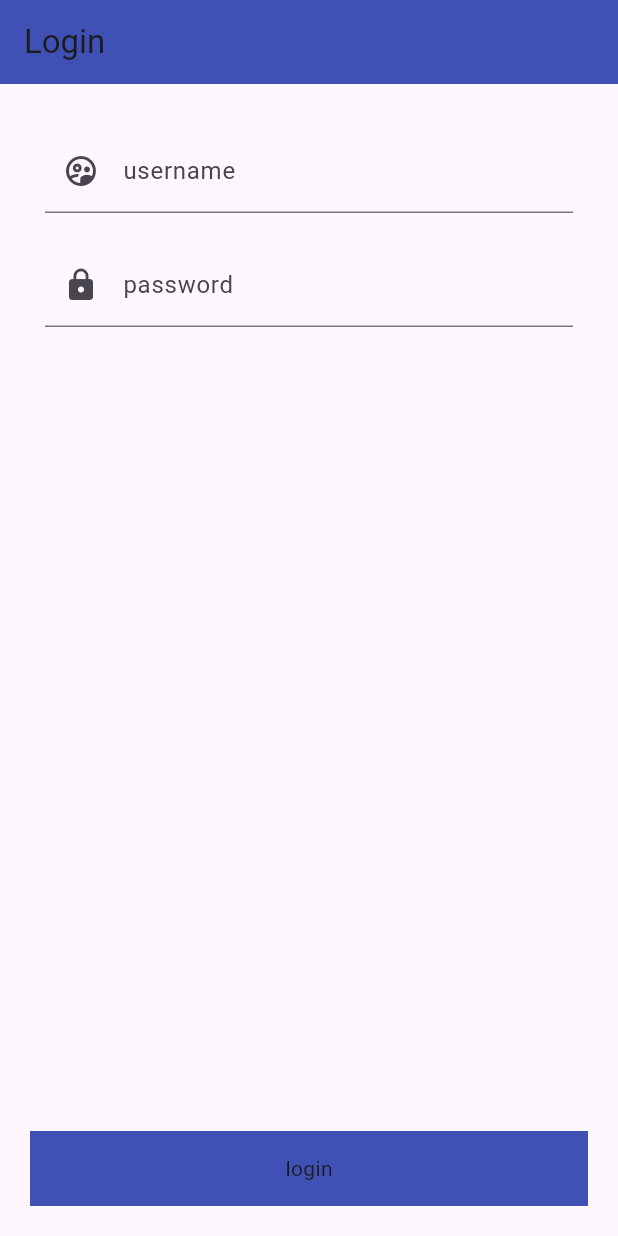
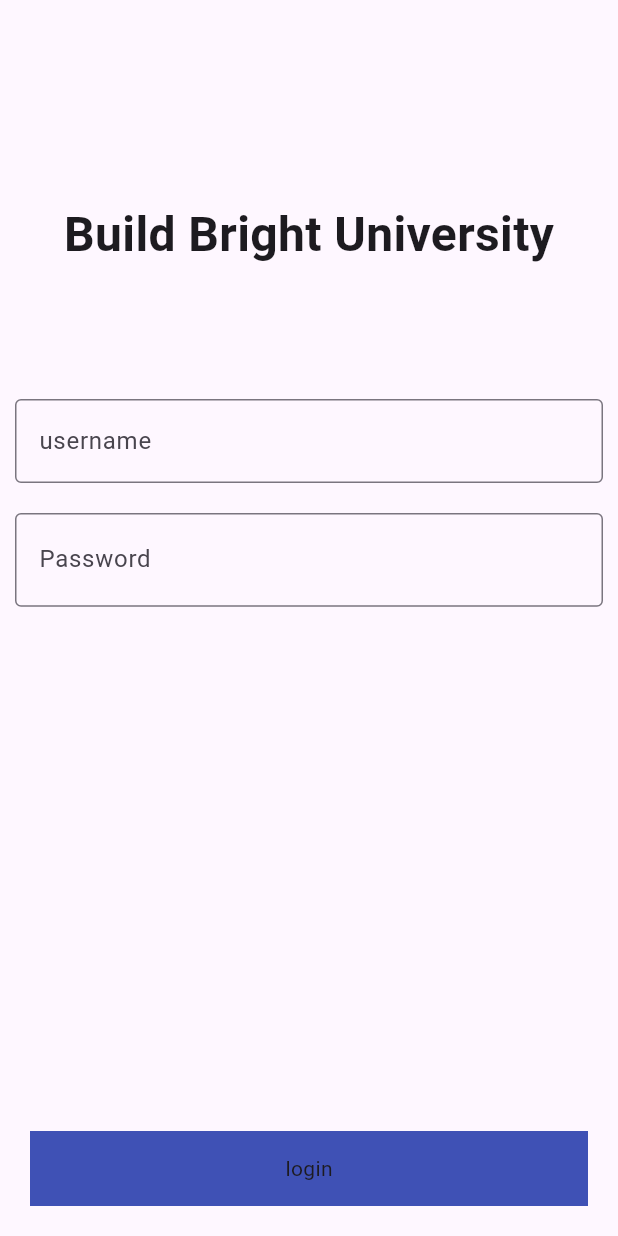
Before and after one commit to navin-net/project_management, a Flutter app: the screen it shows after launch, on a phone screen of 412 x 824 dp. Run offline on Flutter 3.47's test engine with Material 2 defaults, Android fonts, the phone set to English and light mode, and no system bars; our stand-ins replace localstorage.

Commit message:
full_login

```diff
--- a/lib/app/my_app.dart
+++ b/lib/app/my_app.dart
@@ -1,21 +1,36 @@
 import 'package:flutter/material.dart';
-import 'package:flutter/src/widgets/framework.dart';
-import 'package:flutter/src/widgets/placeholder.dart';
+import 'package:localstorage/localstorage.dart';
+import 'package:test_hello/auth/model/login_response.dart';
 import 'package:test_hello/auth/screen/login_screen.dart';
+import 'package:test_hello/constants/constants.dart';
+import 'package:test_hello/home/home_screen.dart';
 
 class MyApp extends StatelessWidget {
   const MyApp({super.key});
 
   @override
   Widget build(BuildContext context) {
+      final LocalStorage storage =  LocalStorage(Constants.user_local_key);
     return MaterialApp(
       title: 'HomeScreen',
-
+      debugShowCheckedModeBanner: false,
       theme: ThemeData(
         colorScheme: ColorScheme.fromSeed(seedColor: Colors.deepPurple),
         useMaterial3: true,
       ),
-      home: const LoginScreen(),
-    );
+     home: FutureBuilder(
+        future: storage.ready,
+        builder: (BuildContext context, snapshot){
+          if(snapshot.data==true){
+            final userData = storage.getItem(Constants.user_name_key);
+            if(userData !=null){
+              return HomeScreen();
+            }
+            return LoginScreen();
+          }else{
+            return LoginScreen();
+          }
+        }),
+      );
   }
 }
--- a/lib/auth/model/login_request.dart
+++ b/lib/auth/model/login_request.dart
@@ -1,10 +1,7 @@
-
-class LoginRequest {
+class LoginRequest{
   LoginRequest({
-  this.username,
-    this.password,
-
-});
+      this.username,
+      this.password,});
 
   LoginRequest.fromJson(dynamic json) {
     username = json['username'];
@@ -19,5 +16,4 @@ class LoginRequest {
     map['password'] = password;
     return map;
   }
-
 }
--- a/lib/auth/model/login_response.dart
+++ b/lib/auth/model/login_response.dart
@@ -7,10 +7,7 @@ class LoginResponse {
       this.lastName,
       this.gender,
       this.image,
-      this.token,
-
-  });
-
+      this.token,});
   LoginResponse.fromJson(dynamic json) {
     id = json['id'];
     username = json['username'];
--- a/lib/auth/screen/login_screen.dart
+++ b/lib/auth/screen/login_screen.dart
@@ -1,8 +1,10 @@
 import 'package:flutter/material.dart';
+import 'package:localstorage/localstorage.dart';
 import 'package:test_hello/auth/model/login_request.dart';
 import 'package:test_hello/auth/model/login_response.dart';
 import 'package:test_hello/auth/prestenter/login_prestenter.dart';
 import 'package:test_hello/auth/view/login_view.dart';
+import 'package:test_hello/constants/constants.dart';
 import 'package:test_hello/home/home_screen.dart';
 
 class LoginScreen extends StatefulWidget {
@@ -18,6 +20,9 @@ class _LoginScreenState extends State<LoginScreen> implements LoginView {
   final _password = TextEditingController();
   late LoginPresenter presenter;
   bool loading = false;
+          bool _isHidden = true;
+
+
 
 
   @override
@@ -29,23 +34,45 @@ class _LoginScreenState extends State<LoginScreen> implements LoginView {
   Widget build(BuildContext context) {
     return Scaffold(
       appBar: AppBar(
-        backgroundColor: Colors.indigo,
-        title: Text('Login'),
+        // backgroundColor: Colors.indigo,
+        // title: Text('Login'),
       ),
-      body: Form(
+      // body: Form(
+      //   key: _formKey,
+      //   child: Container(
+      //     padding: EdgeInsets.all(20),
+      //     child: ListView(
+      //       children: [
+        body: Form(
         key: _formKey,
-        child: Container(
-          padding: EdgeInsets.all(20),
-          child: ListView(
+        child: Center(
+          child: Column(
             children: [
+              const SizedBox(
+                height: 200,
+                child: Center(
+                  child: Text(
+                    'Build Bright University',
+                    style: TextStyle(fontSize: 32, fontWeight: FontWeight.bold),
+                  ),
+                ),
+              ),
               Container(
                 padding: EdgeInsets.all(10),
                 child: TextFormField(
                   controller: _username,
-                  decoration: InputDecoration(
-                    label: Text("username"),
-                    prefixIcon: Icon(Icons.supervised_user_circle_outlined)
+                  decoration:  InputDecoration(
+                    border: OutlineInputBorder(),
+                    labelText: 'username',
                   ),
+                  // decoration: const InputDecoration(
+                  // border: OutlineInputBorder(),
+                  // prefixIcon: Icon(Icons.mail),
+                  // hintText: 'Enter E-mail'),
+                  // decoration: InputDecoration(
+                  //   label: Text("username"),
+                  //   prefixIcon: Icon(Icons.supervised_user_circle_outlined)
+                  // ),
                       validator: (value) {
                     if (value == null || value.isEmpty) {
                       return "please enter username";
@@ -58,10 +85,27 @@ class _LoginScreenState extends State<LoginScreen> implements LoginView {
                 padding: EdgeInsets.all(10),
                 child: TextFormField(
                   controller: _password,
+                  obscureText: _isHidden,
                   decoration: InputDecoration(
-                    label: Text("password"),
-                    prefixIcon: Icon(Icons.lock)
+                    border: OutlineInputBorder(),
+                    labelText: 'Password',
+                    suffix: InkWell(
+                  onTap: _togglePasswordView,  /// This is Magical Function
+                  child: Icon(
+                     _isHidden ?         /// CHeck Show & Hide.
+                    Icons.visibility :
+                    Icons.visibility_off,
                   ),
+                ),
+                  ),
+                  // decoration: const InputDecoration(
+                  // border: OutlineInputBorder(),
+                  // prefixIcon: Icon(Icons.lock),
+                  // hintText: 'Enter Password'),
+                  // decoration: InputDecoration(
+                  //   label: Text("password"),
+                  //   prefixIcon: Icon(Icons.lock)
+                  // ),
                   validator: (value) {
                     if (value == null || value.isEmpty) {
                       return "please enter password";
@@ -85,8 +129,8 @@ class _LoginScreenState extends State<LoginScreen> implements LoginView {
     bottomNavigationBar: InkWell(
       onTap: () {
         if (_formKey.currentState!.validate()) {
-          print("username ${_username.text}");
-          print("password ${_password.text}");
+          // print("username ${_username.text}");
+          // print("password ${_password.text}");
           LoginRequest req = LoginRequest();
           req.username =_username.text;
           req.password =_password.text;
@@ -108,14 +152,23 @@ class _LoginScreenState extends State<LoginScreen> implements LoginView {
 
   @override
   void onError(String message) {
-    _showMyDialog(message);
+    _showMyDialog('Login Unsuccess');
   }
 
   @override
   void onGetLoginSuccess(LoginResponse loginResponse) {
   // _showMyDialog(loginResponse.username!);
-  Navigator.push(context, MaterialPageRoute(builder: (context) =>
-  HomeScreen(loginResponse: loginResponse)));
+  // Navigator.push(context, MaterialPageRoute(builder: (context) =>
+  // HomeScreen(loginResponse: loginResponse)));
+  final LocalStorage storage = new LocalStorage(Constants.user_local_key);
+  // storage.setItem(Constants.user_key, loginResponse.toJson());
+  //   storage.setItem(Constants.user_name_key, loginResponse.username);
+  //   storage.setItem(Constants.user_email_key, loginResponse.email);
+  //   storage.setItem(Constants.token_key, loginResponse.token);
+  //   storage.setItem(Constants.image_key, loginResponse.image);
+  // Navigator.pushNamedAndRemoveUntil(context, "/", (route) => false);
+    storage.setItem(Constants.user_name_key, loginResponse.username);
+    Navigator.pushNamedAndRemoveUntil(context, "/", (route) => false);
   }
 
   @override
@@ -159,4 +212,11 @@ class _LoginScreenState extends State<LoginScreen> implements LoginView {
     },
   );
 }
+
+
+  void _togglePasswordView() {
+    setState(() {
+        _isHidden = !_isHidden;
+    });
+  }
 }
--- /dev/null
+++ b/lib/constants/constants.dart
@@ -0,0 +1,10 @@
+abstract interface class Constants{
+  static String user_local_key = "user_local_key";
+  static String user_key = "user_key";
+  static String user_name_key = "user_name_key";
+  static String user_email_key = "user_email_key";
+  static String token_key = "token_key";
+  static String image_key = "image_key";
+
+
+}
--- a/pubspec.yaml
+++ b/pubspec.yaml
@@ -37,6 +37,7 @@ dependencies:
   # Use with the CupertinoIcons class for iOS style icons.
   cupertino_icons: ^1.0.2
   http: ^1.1.0
+  localstorage: ^4.0.1+4
 
 dev_dependencies:
   flutter_test:
```
Also changed, not shown: lib/home/home_screen.dart (+37 -4 lines), lib/main.dart (line endings or trailing spaces), pubspec.lock, 1 other file.
